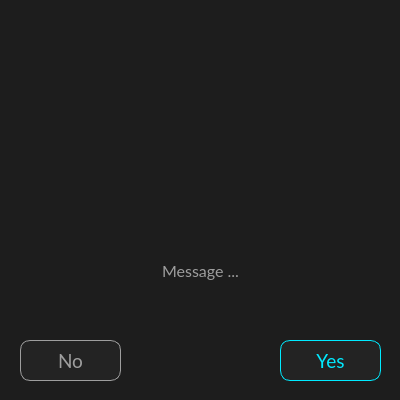
Above: app/ui/YesNoDialog.ui from M-A-R-S1/gc-ims-neural-network before the change. Below: the same form after it.
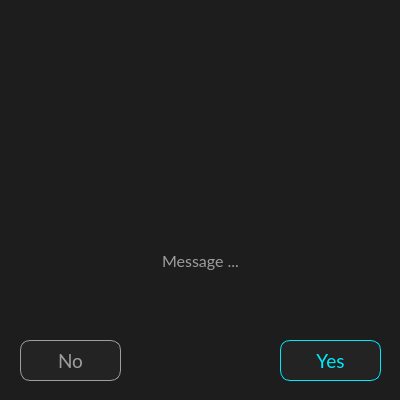
That is the form after the change. Icons and pictures are not drawn.

Commit message: Modified new classification dialog - shows now the name, modell and number of consensus peaks.

```diff
--- a/app/ui/YesNoDialog.ui
+++ b/app/ui/YesNoDialog.ui
@@ -32,9 +32,9 @@
    <property name="geometry">
     <rect>
      <x>20</x>
-     <y>230</y>
+     <y>200</y>
      <width>361</width>
-     <height>81</height>
+     <height>121</height>
     </rect>
    </property>
    <property name="font">
@@ -96,10 +96,10 @@
    </property>
    <property name="geometry">
     <rect>
-     <x>100</x>
+     <x>120</x>
      <y>20</y>
-     <width>201</width>
-     <height>191</height>
+     <width>161</width>
+     <height>161</height>
     </rect>
    </property>
    <property name="text">
```
The commit also changes 4 other files.
